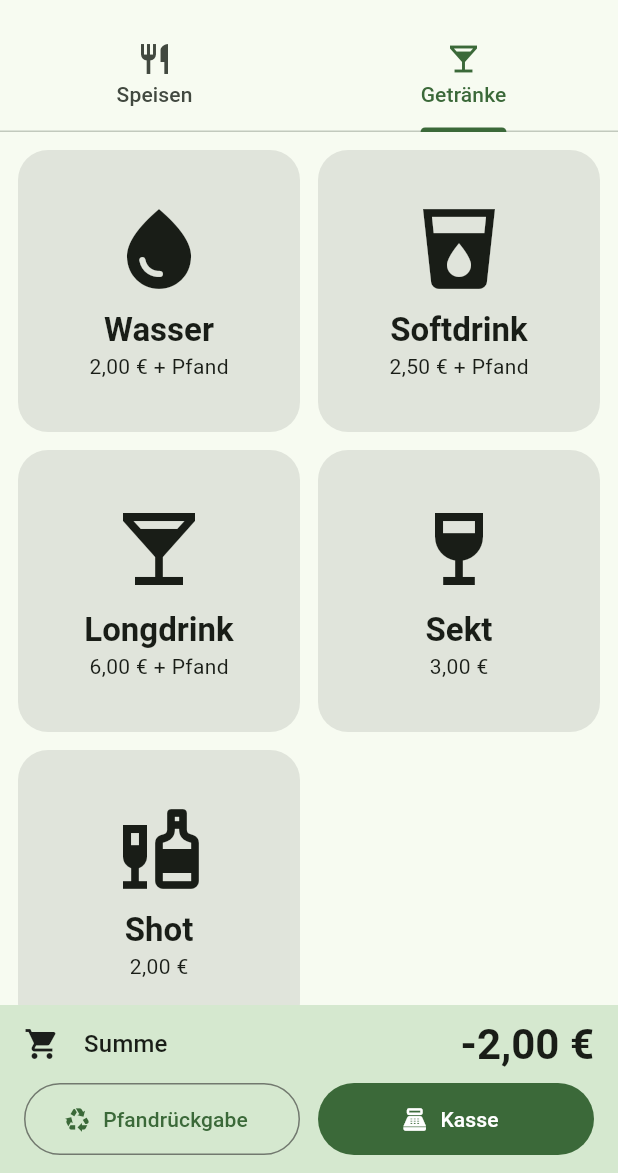
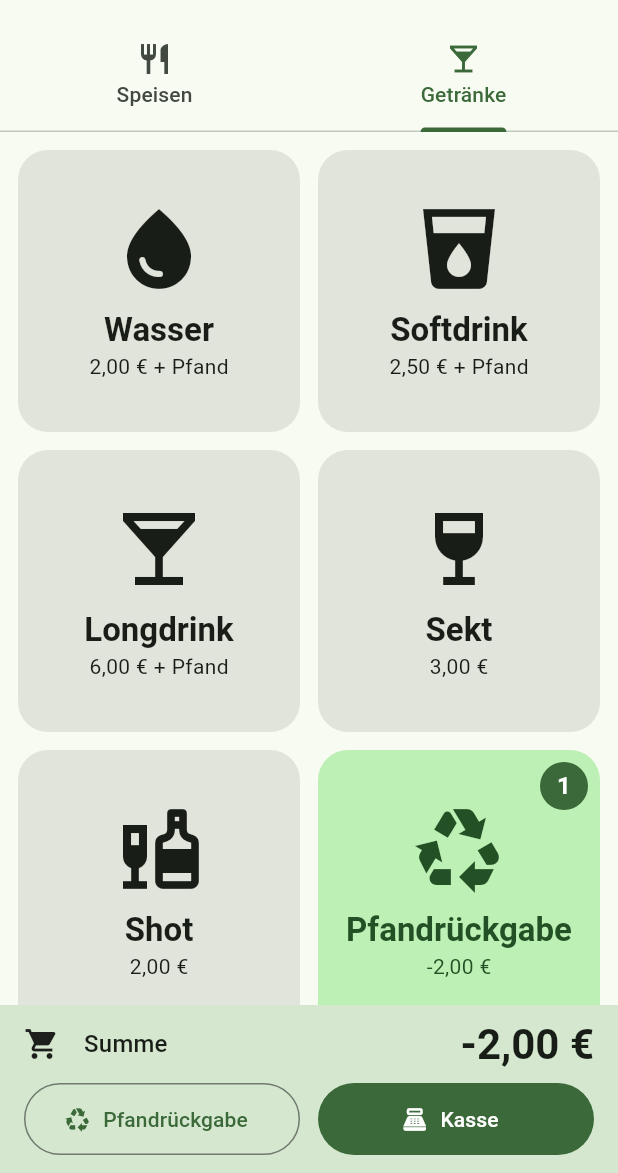
Before and after one commit to Ogie0/Easy-Price-Calculation, a Flutter app: the screen it shows after launch, tab 2 chosen, after a tap on "Pfandrückgabe", on a phone screen of 412 x 824 dp, the part 63-1236 px from its top. Run offline on Flutter 3.47's test engine with Material 3 defaults, Android fonts, the phone set to English and light mode, and no system bars; our stand-ins replace shared_preferences.

Commit message:
Add deposit-return tile to drinks, drop softdrink variants, shrink change display
The drinks tab gets a "Pfandrückgabe" tile next to the drinks.
Softdrink is a single article without the flavour picker. The change
display now uses the same text size as "Gegeben" and "Summe".

Co-Authored-By: Claude Opus 5.5 <noreply@anthropic.com>
Claude-Session: https://claude.ai/code/session_01NupdSHJUqBHfHitkyt8aD3

```diff
--- a/lib/models/article.dart
+++ b/lib/models/article.dart
@@ -7,19 +7,13 @@ class Article {
   final int priceCents;
   final bool hasDeposit;
 
-  /// Optionale Sorten (z. B. Cola/Fanta/Sprite), alle zum selben Preis.
-  final List<String> variants;
-
   const Article({
     required this.id,
     required this.name,
     required this.category,
     required this.priceCents,
     this.hasDeposit = false,
-    this.variants = const [],
   });
-
-  bool get hasVariants => variants.isNotEmpty;
 
   Article copyWith({int? priceCents}) {
     return Article(
@@ -28,7 +22,6 @@ class Article {
       category: category,
       priceCents: priceCents ?? this.priceCents,
       hasDeposit: hasDeposit,
-      variants: variants,
     );
   }
 }
--- a/lib/models/default_articles.dart
+++ b/lib/models/default_articles.dart
@@ -25,7 +25,6 @@ const List<Article> kDefaultArticles = [
     category: ArticleCategory.drink,
     priceCents: 250,
     hasDeposit: true,
-    variants: ['Cola', 'Fanta', 'Sprite'],
   ),
   Article(
     id: 'longdrink',
--- a/lib/screens/home_screen.dart
+++ b/lib/screens/home_screen.dart
@@ -19,7 +19,7 @@ class HomeScreen extends StatelessWidget {
     final tabView = TabBarView(
       children: [
         ArticleGrid(articles: catalog.food),
-        ArticleGrid(articles: catalog.drinks),
+        ArticleGrid(articles: catalog.drinks, showDepositReturn: true),
       ],
     );
 
--- a/lib/screens/settings_screen.dart
+++ b/lib/screens/settings_screen.dart
@@ -47,9 +47,7 @@ class SettingsScreen extends StatelessWidget {
   Widget _articleRow(CatalogProvider catalog, Article article) {
     return _PriceRow(
       key: ValueKey(article.id),
-      label: article.hasVariants
-          ? '${article.name} (${article.variants.join('/')})'
-          : article.name,
+      label: article.name,
       icon: article.category == ArticleCategory.food ? Icons.restaurant : Icons.local_bar,
       initialCents: article.priceCents,
       onChanged: (cents) => catalog.setPrice(article.id, cents),
--- a/lib/widgets/article_grid.dart
+++ b/lib/widgets/article_grid.dart
@@ -2,7 +2,9 @@ import 'package:flutter/material.dart';
 import 'package:provider/provider.dart';
 
 import '../models/article.dart';
+import '../models/cart_item.dart';
 import '../providers/cart_provider.dart';
+import '../providers/catalog_provider.dart';
 import '../utils/money.dart';
 import 'article_icons.dart';
 
@@ -11,7 +13,10 @@ import 'article_icons.dart';
 class ArticleGrid extends StatelessWidget {
   final List<Article> articles;
 
-  const ArticleGrid({super.key, required this.articles});
+  /// Zeigt zusätzlich eine Kachel für die Pfandrückgabe.
+  final bool showDepositReturn;
+
+  const ArticleGrid({super.key, required this.articles, this.showDepositReturn = false});
 
   @override
   Widget build(BuildContext context) {
@@ -23,8 +28,10 @@ class ArticleGrid extends StatelessWidget {
         crossAxisSpacing: 12,
         childAspectRatio: 1,
       ),
-      itemCount: articles.length,
-      itemBuilder: (context, index) => ArticleTile(article: articles[index]),
+      itemCount: articles.length + (showDepositReturn ? 1 : 0),
+      itemBuilder: (context, index) => index < articles.length
+          ? ArticleTile(article: articles[index])
+          : const DepositReturnTile(),
     );
   }
 }
@@ -34,40 +41,62 @@ class ArticleTile extends StatelessWidget {
 
   const ArticleTile({super.key, required this.article});
 
-  Future<void> _add(BuildContext context) async {
-    final cart = context.read<CartProvider>();
-    if (!article.hasVariants) {
-      cart.addArticle(article);
-      return;
-    }
-    final variant = await showModalBottomSheet<String>(
-      context: context,
-      builder: (context) => SafeArea(
-        child: Column(
-          mainAxisSize: MainAxisSize.min,
-          children: [
-            ListTile(
-              title: Text(
-                '${article.name} – Sorte wählen',
-                style: Theme.of(context).textTheme.titleMedium,
-              ),
-            ),
-            for (final v in article.variants)
-              ListTile(
-                leading: Icon(iconFor(article)),
-                title: Text(v),
-                onTap: () => Navigator.pop(context, v),
-              ),
-          ],
-        ),
-      ),
+  @override
+  Widget build(BuildContext context) {
+    final count = context.select<CartProvider, int>((c) => c.countOf(article.id));
+    return _Tile(
+      icon: iconFor(article),
+      title: article.name,
+      subtitle: article.hasDeposit
+          ? '${formatCents(article.priceCents)} + Pfand'
+          : formatCents(article.priceCents),
+      count: count,
+      onTap: () => context.read<CartProvider>().addArticle(article),
+      onLongPress: () => context.read<CartProvider>().removeLastOf(article.id),
     );
-    if (variant != null) cart.addArticle(article, variant: variant);
   }
+}
+
+/// Kachel für die Pfandrückgabe: legt einen Minusposten in Höhe des
+/// aktuellen Pfandwerts in den Warenkorb.
+class DepositReturnTile extends StatelessWidget {
+  const DepositReturnTile({super.key});
 
   @override
   Widget build(BuildContext context) {
-    final count = context.select<CartProvider, int>((c) => c.countOf(article.id));
+    final deposit = context.select<CatalogProvider, int>((c) => c.depositCents);
+    final count = context.select<CartProvider, int>(
+        (c) => c.items.where((i) => i.type == CartItemType.depositReturn).length);
+    return _Tile(
+      icon: Icons.recycling,
+      title: 'Pfandrückgabe',
+      subtitle: formatCents(-deposit),
+      count: count,
+      onTap: context.read<CartProvider>().addDepositReturn,
+      onLongPress: context.read<CartProvider>().removeLastDepositReturn,
+    );
+  }
+}
+
+class _Tile extends StatelessWidget {
+  final IconData icon;
+  final String title;
+  final String subtitle;
+  final int count;
+  final VoidCallback onTap;
+  final VoidCallback onLongPress;
+
+  const _Tile({
+    required this.icon,
+    required this.title,
+    required this.subtitle,
+    required this.count,
+    required this.onTap,
+    required this.onLongPress,
+  });
+
+  @override
+  Widget build(BuildContext context) {
     final theme = Theme.of(context);
     final scheme = theme.colorScheme;
     final selected = count > 0;
@@ -78,8 +107,8 @@ class ArticleTile extends StatelessWidget {
       borderRadius: BorderRadius.circular(20),
       child: InkWell(
         borderRadius: BorderRadius.circular(20),
-        onTap: () => _add(context),
-        onLongPress: selected ? () => context.read<CartProvider>().removeLastOf(article.id) : null,
+        onTap: onTap,
+        onLongPress: selected ? onLongPress : null,
         child: Stack(
           children: [
             Positioned.fill(
@@ -90,22 +119,22 @@ class ArticleTile extends StatelessWidget {
                   children: [
                     Flexible(
                       child: FittedBox(
-                        child: Icon(iconFor(article), size: 64, color: foreground),
+                        child: Icon(icon, size: 64, color: foreground),
                       ),
                     ),
                     const SizedBox(height: 8),
-                    Text(
-                      article.name,
-                      textAlign: TextAlign.center,
-                      maxLines: 1,
-                      overflow: TextOverflow.ellipsis,
-                      style: theme.textTheme.titleLarge
-                          ?.copyWith(fontWeight: FontWeight.bold, color: foreground),
+                    FittedBox(
+                      fit: BoxFit.scaleDown,
+                      child: Text(
+                        title,
+                        textAlign: TextAlign.center,
+                        maxLines: 1,
+                        style: theme.textTheme.titleLarge
+                            ?.copyWith(fontWeight: FontWeight.bold, color: foreground),
+                      ),
                     ),
                     Text(
-                      article.hasDeposit
-                          ? '${formatCents(article.priceCents)} + Pfand'
-                          : formatCents(article.priceCents),
+                      subtitle,
                       style: theme.textTheme.bodyMedium?.copyWith(color: foreground),
                     ),
                   ],
```
Also changed, not shown: lib/providers/cart_provider.dart (+2 -7 lines), lib/widgets/checkout_panel.dart (+5 -5 lines), 2 other files.
